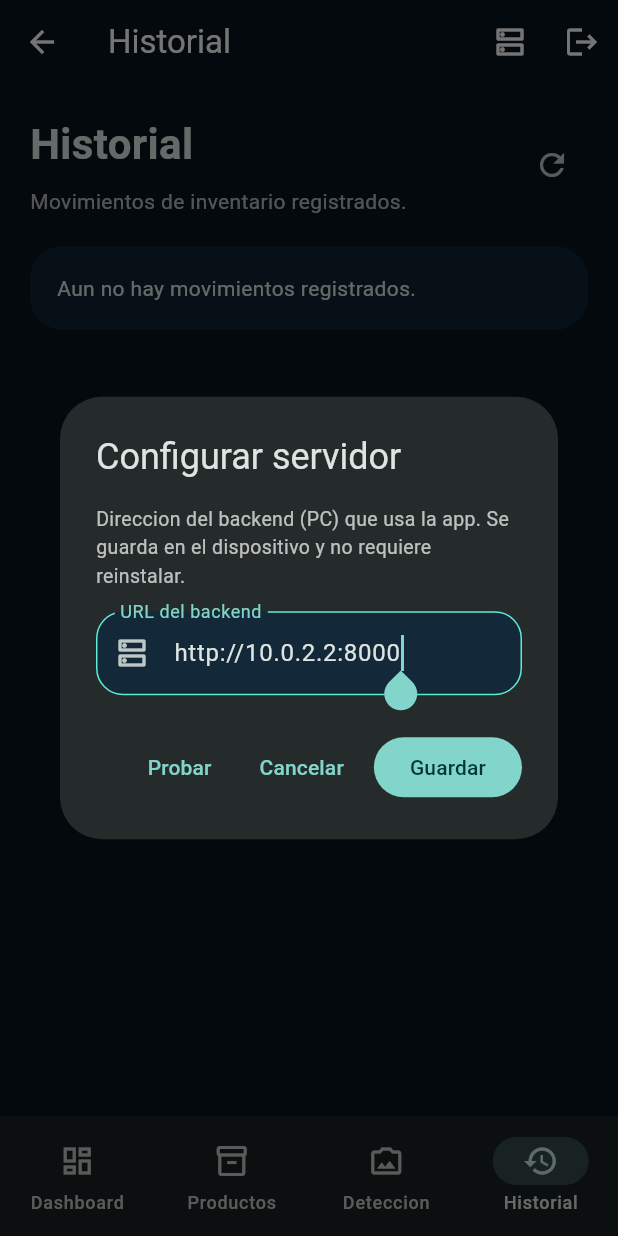
After one commit to gabrielzeballos5432-ops/inventario-inteligente, a Flutter app: the ShellPage screen opened directly, item 4 of the bottom bar chosen, after a tap on the "dns" icon, on a phone screen of 412 x 824 dp. The commit adds this screen. Run offline on Flutter 3.47's test engine with Material 3 defaults, Android fonts, the phone set to English and light mode, and no system bars; our stand-ins replace connectivity_plus, flutter_secure_storage, image_picker, shared_preferences, sqflite, sqflite_common_ffi; accounts and stored records are empty; network calls fail.

Commit message:
feat: configuracion del servidor dentro de la app
Dialogo 'Configurar servidor' (login y barra superior) que guarda la URL del backend en SharedPreferences: permite cambiar la IP del PC sin recompilar. Prioridad: valor guardado > --dart-define > default por plataforma. Documentado en AGENTS.md (celular fisico con IP fija y --host 0.0.0.0).

```diff
--- a/mobile/inventario_app/lib/core/config/api_config.dart
+++ b/mobile/inventario_app/lib/core/config/api_config.dart
@@ -1,15 +1,57 @@
 import 'package:flutter/foundation.dart';
+import 'package:shared_preferences/shared_preferences.dart';
 
 class ApiConfig {
   static const String _envBaseUrl = String.fromEnvironment('API_BASE_URL');
+  static const String prefsKeyServidor = 'api_base_url';
+
+  static String? _servidorGuardado;
 
   // Android nativo (emulador): 10.0.2.2 apunta al host.
-  // Escritorio y web: localhost. Puerto 8001 (8000 lo usa Laravel Herd).
-  static final String baseUrl = _envBaseUrl.isNotEmpty
+  // Escritorio y web: localhost. Puerto 8000.
+  static String get _valorPorDefecto => _envBaseUrl.isNotEmpty
       ? _envBaseUrl
       : (!kIsWeb && defaultTargetPlatform == TargetPlatform.android
-          ? 'http://10.0.2.2:8001'
-          : 'http://localhost:8001');
+          ? 'http://10.0.2.2:8000'
+          : 'http://localhost:8000');
+
+  /// URL base del backend. El valor guardado desde "Configurar servidor"
+  /// tiene prioridad sobre el valor compilado (permite cambiar la IP del
+  /// PC sin volver a compilar la app).
+  static String get baseUrl => _servidorGuardado ?? _valorPorDefecto;
+
+  /// Debe llamarse una sola vez en main() antes de runApp.
+  static Future<void> init() async {
+    final prefs = await SharedPreferences.getInstance();
+    _servidorGuardado = prefs.getString(prefsKeyServidor);
+  }
+
+  /// Guarda la URL del backend (o la limpia si [url] viene vacia).
+  static Future<void> setBaseUrl(String url) async {
+    final prefs = await SharedPreferences.getInstance();
+    final limpia = url.trim();
+    if (limpia.isEmpty) {
+      _servidorGuardado = null;
+      await prefs.remove(prefsKeyServidor);
+    } else {
+      final normalizada = normalizar(limpia);
+      _servidorGuardado = normalizada;
+      await prefs.setString(prefsKeyServidor, normalizada);
+    }
+  }
+
+  /// Agrega el esquema si falta y elimina la barra final.
+  static String normalizar(String url) {
+    var u = url.trim();
+    if (u.isEmpty) return u;
+    if (!u.startsWith('http://') && !u.startsWith('https://')) {
+      u = 'http://$u';
+    }
+    while (u.endsWith('/')) {
+      u = u.substring(0, u.length - 1);
+    }
+    return u;
+  }
 
   static const String login = '/api/auth/login';
   static const String inventario = '/api/inventario/';
--- a/mobile/inventario_app/lib/features/shell/presentation/shell_page.dart
+++ b/mobile/inventario_app/lib/features/shell/presentation/shell_page.dart
@@ -3,6 +3,7 @@ import 'package:flutter/material.dart';
 import 'package:provider/provider.dart';
 
 import '../../../core/providers/auth_provider.dart';
+import '../../../shared/widgets/server_config_dialog.dart';
 import '../../dashboard/presentation/dashboard_page.dart';
 import '../../deteccion/presentation/detection_page.dart';
 import '../../historial/presentation/history_page.dart';
@@ -101,6 +102,11 @@ class _ShellPageState extends State<ShellPage> {
             ),
           ),
           IconButton(
+            tooltip: 'Configurar servidor',
+            onPressed: () => mostrarDialogoServidor(context),
+            icon: const Icon(Icons.dns_outlined),
+          ),
+          IconButton(
             tooltip: 'Cerrar sesion',
             onPressed: () => auth.logout(),
             icon: const Icon(Icons.logout),
--- a/mobile/inventario_app/lib/main.dart
+++ b/mobile/inventario_app/lib/main.dart
@@ -2,6 +2,7 @@ import 'package:flutter/material.dart';
 import 'package:provider/provider.dart';
 
 import 'app/inventario_app.dart';
+import 'core/config/api_config.dart';
 import 'core/db/db_bootstrap.dart'
     if (dart.library.io) 'core/db/db_bootstrap_io.dart';
 import 'core/providers/auth_provider.dart';
@@ -14,8 +15,11 @@ import 'core/services/product_service.dart';
 import 'core/services/detection_service.dart';
 import 'core/services/connectivity_service.dart';
 
-void main() {
+void main() async {
   WidgetsFlutterBinding.ensureInitialized();
+
+  // Servidor configurado desde la app (si cambia la IP del PC no hay que recompilar).
+  await ApiConfig.init();
 
   // Escritorio: SQLite via FFI. Web: no-op (BD local en memoria).
   initLocalDatabase();
--- /dev/null
+++ b/mobile/inventario_app/lib/shared/widgets/server_config_dialog.dart
@@ -0,0 +1,148 @@
+import 'package:flutter/material.dart';
+import 'package:http/http.dart' as http;
+
+import '../../core/config/api_config.dart';
+
+/// Abre el dialogo para ver o cambiar la URL del backend sin recompilar.
+/// Devuelve true si el usuario guardo un nuevo servidor.
+Future<bool?> mostrarDialogoServidor(BuildContext context) {
+  return showDialog<bool>(
+    context: context,
+    builder: (_) => const ServerConfigDialog(),
+  );
+}
+
+class ServerConfigDialog extends StatefulWidget {
+  const ServerConfigDialog({super.key});
+
+  @override
+  State<ServerConfigDialog> createState() => _ServerConfigDialogState();
+}
+
+class _ServerConfigDialogState extends State<ServerConfigDialog> {
+  late final TextEditingController _controller;
+  String? _mensaje;
+  bool _esError = false;
+  bool _ocupado = false;
+
+  @override
+  void initState() {
+    super.initState();
+    _controller = TextEditingController(text: ApiConfig.baseUrl);
+  }
+
+  @override
+  void dispose() {
+    _controller.dispose();
+    super.dispose();
+  }
+
+  Future<void> _probar() async {
+    final url = ApiConfig.normalizar(_controller.text);
+    if (url.isEmpty) {
+      setState(() {
+        _mensaje = 'Escribe la direccion del servidor';
+        _esError = true;
+      });
+      return;
+    }
+    setState(() {
+      _ocupado = true;
+      _mensaje = null;
+    });
+    try {
+      final respuesta =
+          await http.get(Uri.parse('$url/')).timeout(const Duration(seconds: 8));
+      setState(() {
+        _esError = respuesta.statusCode != 200;
+        _mensaje = respuesta.statusCode == 200
+            ? 'Conexion exitosa con el backend'
+            : 'El servidor respondio con error HTTP ${respuesta.statusCode}';
+      });
+    } catch (_) {
+      setState(() {
+        _esError = true;
+        _mensaje =
+            'No se pudo conectar. Revisa la IP, que el backend este corriendo y que el celular este en la misma red.';
+      });
+    } finally {
+      setState(() => _ocupado = false);
+    }
+  }
+
+  Future<void> _guardar() async {
+    final url = ApiConfig.normalizar(_controller.text);
+    if (url.isEmpty) return;
+    await ApiConfig.setBaseUrl(url);
+    if (mounted) Navigator.of(context).pop(true);
+  }
+
+  @override
+  Widget build(BuildContext context) {
+    return AlertDialog(
+      title: const Text('Configurar servidor'),
+      content: Column(
+        mainAxisSize: MainAxisSize.min,
+        crossAxisAlignment: CrossAxisAlignment.start,
+        children: [
+          const Text(
+            'Direccion del backend (PC) que usa la app. Se guarda en el '
+            'dispositivo y no requiere reinstalar.',
+            style: TextStyle(fontSize: 13, color: Colors.white70),
+          ),
+          const SizedBox(height: 14),
+          TextField(
+            controller: _controller,
+            autofocus: true,
+            keyboardType: TextInputType.url,
+            textInputAction: TextInputAction.done,
+            decoration: const InputDecoration(
+              labelText: 'URL del backend',
+              hintText: 'http://192.168.100.43:8000',
+              prefixIcon: Icon(Icons.dns_outlined),
+            ),
+          ),
+          if (_mensaje != null) ...[
+            const SizedBox(height: 12),
+            Row(
+              children: [
+                if (_ocupado)
+                  const Padding(
+                    padding: EdgeInsets.only(right: 8),
+                    child: SizedBox(
+                      width: 14,
+                      height: 14,
+                      child: CircularProgressIndicator(strokeWidth: 2),
+                    ),
+                  ),
+                Expanded(
+                  child: Text(
+                    _mensaje!,
+                    style: TextStyle(
+                      fontSize: 13,
+                      color: _esError ? Colors.redAccent : Colors.greenAccent,
+                    ),
+                  ),
+                ),
+              ],
+            ),
+          ],
+        ],
+      ),
+      actions: [
+        TextButton(
+          onPressed: _ocupado ? null : _probar,
+          child: const Text('Probar'),
+        ),
+        TextButton(
+          onPressed: () => Navigator.of(context).pop(false),
+          child: const Text('Cancelar'),
+        ),
+        FilledButton(
+          onPressed: _guardar,
+          child: const Text('Guardar'),
+        ),
+      ],
+    );
+  }
+}
```
Also changed, not shown: mobile/inventario_app/lib/features/auth/presentation/login_page.dart (+9 -0 lines), 1 other file.
